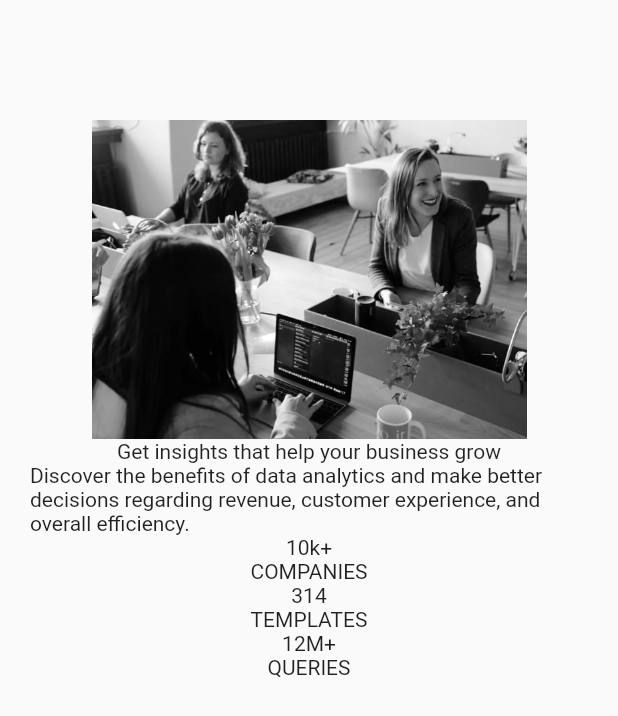
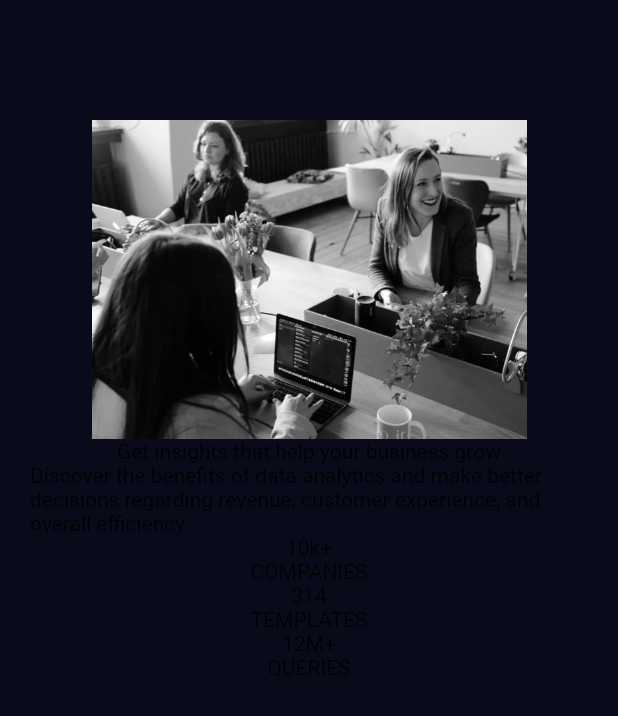
Before and after one commit to romofel/fm-stats_preview_card_component-flutter, a Flutter app: the screen it shows after launch, on a phone screen of 412 x 824 dp. Shown: the top 716 px of the screen. Run offline on Flutter 3.47's test engine with Material 2 defaults, Android fonts, the phone set to English and light mode, and no system bars.

Commit message:
Add background color

```diff
--- a/lib/pages/home_page.dart
+++ b/lib/pages/home_page.dart
@@ -1,4 +1,5 @@
 import 'package:flutter/material.dart';
+import 'package:flutter_version/constants.dart';
 
 class HomePage extends StatelessWidget {
   @override
@@ -6,6 +7,7 @@ class HomePage extends StatelessWidget {
     return Scaffold(
       body: Container(
         padding: const EdgeInsets.symmetric(vertical: 80, horizontal: 20),
+        color: kMainBackgroundColor.toColor(),
         child: Column(
           children: <Widget>[
             Image.asset('assets/image-header-mobile.jpg', width: 290),
```
